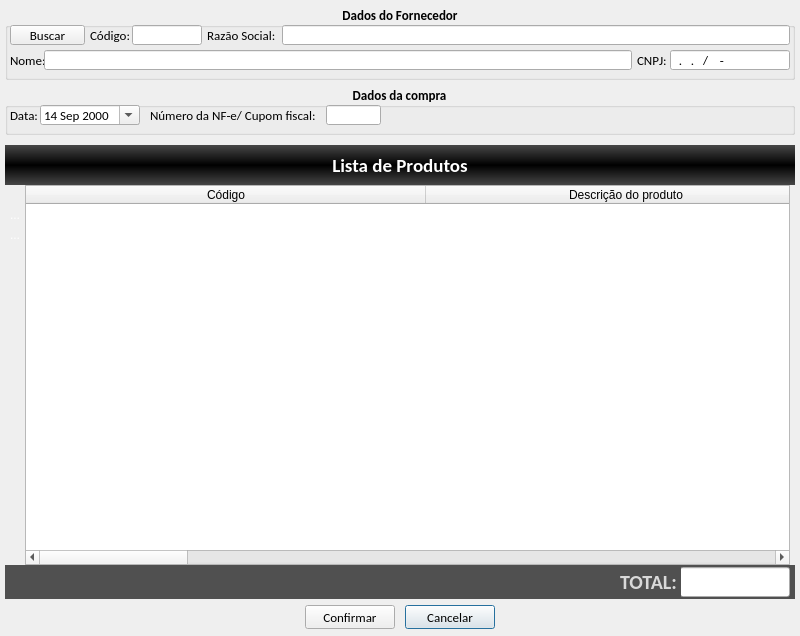
First picture: the form in loja/tela_comprar.ui, repository jmessias1725/sexloja, before the edit.
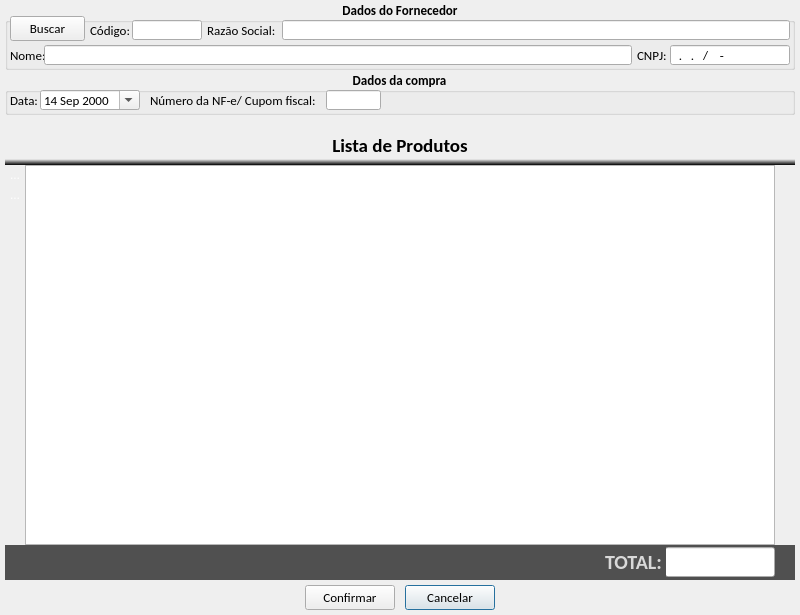
Second picture: the form after the edit. Icons and pictures are not drawn.

What changed in the file:
```diff
--- a/loja/tela_comprar.ui
+++ b/loja/tela_comprar.ui
@@ -7,7 +7,7 @@
     <x>0</x>
     <y>0</y>
     <width>800</width>
-    <height>636</height>
+    <height>615</height>
    </rect>
   </property>
   <property name="windowTitle">
@@ -20,9 +20,9 @@
    <property name="geometry">
     <rect>
      <x>5</x>
-     <y>85</y>
+     <y>70</y>
      <width>790</width>
-     <height>50</height>
+     <height>45</height>
     </rect>
    </property>
    <property name="font">
@@ -164,9 +164,9 @@
    <property name="geometry">
     <rect>
      <x>5</x>
-     <y>5</y>
+     <y>0</y>
      <width>790</width>
-     <height>75</height>
+     <height>70</height>
     </rect>
    </property>
    <property name="font">
@@ -431,9 +431,9 @@
     <property name="geometry">
      <rect>
       <x>5</x>
-      <y>20</y>
+      <y>16</y>
       <width>75</width>
-      <height>20</height>
+      <height>25</height>
      </rect>
     </property>
     <property name="font">
@@ -449,6 +449,12 @@
      <iconset resource="imagens.qrc">
       <normaloff>:/img/img/fornecedor.png</normaloff>:/img/img/fornecedor.png</iconset>
     </property>
+    <property name="iconSize">
+     <size>
+      <width>20</width>
+      <height>20</height>
+     </size>
+    </property>
     <property name="toolButtonStyle">
      <enum>Qt::ToolButtonTextBesideIcon</enum>
     </property>
@@ -458,54 +464,53 @@
    <property name="geometry">
     <rect>
      <x>25</x>
-     <y>185</y>
-     <width>765</width>
+     <y>165</y>
+     <width>750</width>
      <height>380</height>
     </rect>
    </property>
+   <property name="font">
+    <font>
+     <family>Calibri</family>
+     <pointsize>9</pointsize>
+    </font>
+   </property>
+   <property name="alternatingRowColors">
+    <bool>true</bool>
+   </property>
    <property name="rowCount">
     <number>0</number>
    </property>
    <property name="columnCount">
-    <number>5</number>
+    <number>0</number>
    </property>
    <attribute name="horizontalHeaderDefaultSectionSize">
-    <number>400</number>
+    <number>360</number>
+   </attribute>
+   <attribute name="horizontalHeaderHighlightSections">
+    <bool>true</bool>
+   </attribute>
+   <attribute name="horizontalHeaderMinimumSectionSize">
+    <number>95</number>
    </attribute>
    <attribute name="horizontalHeaderStretchLastSection">
     <bool>true</bool>
    </attribute>
-   <column>
-    <property name="text">
-     <string>Código</string>
-    </property>
-   </column>
-   <column>
-    <property name="text">
-     <string>Descrição do produto</string>
-    </property>
-   </column>
-   <column>
-    <property name="text">
-     <string>Quantidade</string>
-    </property>
-   </column>
-   <column>
-    <property name="text">
-     <string>Valor unitário</string>
-    </property>
-   </column>
-   <column>
-    <property name="text">
-     <string>Valor total</string>
-    </property>
-   </column>
+   <attribute name="verticalHeaderVisible">
+    <bool>false</bool>
+   </attribute>
+   <attribute name="verticalHeaderDefaultSectionSize">
+    <number>20</number>
+   </attribute>
+   <attribute name="verticalHeaderMinimumSectionSize">
+    <number>20</number>
+   </attribute>
   </widget>
   <widget class="QLabel" name="lb_lista_de_produtos">
    <property name="geometry">
     <rect>
      <x>5</x>
-     <y>145</y>
+     <y>125</y>
      <width>790</width>
      <height>40</height>
     </rect>
@@ -520,9 +525,10 @@
    </property>
    <property name="styleSheet">
     <string notr="true">QFrame{
-	background-color: qlineargradient(spread:pad, x1:0, y1:0, x2:0, y2:1, stop:0 rgba(71, 71, 71, 255), stop:0.505 rgba(0, 0, 0, 255), stop:1 rgba(71, 71, 71, 255));
+	
+	background-color: qlineargradient(spread:pad, x1:1, y1:1, x2:1, y2:0, stop:0 rgba(0, 0, 0, 255), stop:0.147727 rgba(255, 255, 255, 0));
 	border: none;
-	color:#FFFFFF
+	color:#000000
 }
 </string>
    </property>
@@ -537,21 +543,21 @@
    <property name="geometry">
     <rect>
      <x>405</x>
-     <y>605</y>
+     <y>585</y>
      <width>90</width>
-     <height>24</height>
+     <height>25</height>
     </rect>
    </property>
    <property name="minimumSize">
     <size>
      <width>0</width>
-     <height>24</height>
+     <height>25</height>
     </size>
    </property>
    <property name="maximumSize">
     <size>
      <width>90</width>
-     <height>24</height>
+     <height>25</height>
     </size>
    </property>
    <property name="font">
@@ -578,21 +584,21 @@
    <property name="geometry">
     <rect>
      <x>305</x>
-     <y>605</y>
+     <y>585</y>
      <width>90</width>
-     <height>24</height>
+     <height>25</height>
     </rect>
    </property>
    <property name="minimumSize">
     <size>
      <width>0</width>
-     <height>24</height>
+     <height>25</height>
     </size>
    </property>
    <property name="maximumSize">
     <size>
      <width>90</width>
-     <height>24</height>
+     <height>25</height>
     </size>
    </property>
    <property name="font">
@@ -619,9 +625,9 @@
    <property name="geometry">
     <rect>
      <x>5</x>
-     <y>565</y>
+     <y>545</y>
      <width>790</width>
-     <height>34</height>
+     <height>35</height>
     </rect>
    </property>
    <property name="styleSheet">
@@ -639,7 +645,7 @@
    <widget class="QLineEdit" name="le_total">
     <property name="geometry">
      <rect>
-      <x>675</x>
+      <x>660</x>
       <y>2</y>
       <width>110</width>
       <height>30</height>
@@ -663,7 +669,7 @@
    <widget class="QLabel" name="lb_total">
     <property name="geometry">
      <rect>
-      <x>615</x>
+      <x>600</x>
       <y>2</y>
       <width>61</width>
       <height>30</height>
@@ -689,7 +695,7 @@
    <property name="geometry">
     <rect>
      <x>5</x>
-     <y>185</y>
+     <y>165</y>
      <width>20</width>
      <height>380</height>
     </rect>
@@ -715,7 +721,7 @@
     <property name="geometry">
      <rect>
       <x>0</x>
-      <y>20</y>
+      <y>0</y>
       <width>20</width>
       <height>20</height>
      </rect>
@@ -741,7 +747,7 @@
     <property name="geometry">
      <rect>
       <x>0</x>
-      <y>40</y>
+      <y>20</y>
       <width>20</width>
       <height>20</height>
      </rect>
@@ -767,22 +773,19 @@
   <widget class="QFrame" name="frame_3">
    <property name="geometry">
     <rect>
-     <x>790</x>
-     <y>185</y>
-     <width>5</width>
+     <x>775</x>
+     <y>165</y>
+     <width>20</width>
      <height>380</height>
     </rect>
    </property>
    <property name="styleSheet">
     <string notr="true">QFrame{
 	background-color: qlineargradient(x1:0, y1:1, x0:1, y0:0,
-                                       stop:0.3 #505050, stop:0.6 rgba(71, 71, 71, 255));
+                                       stop:0.3 #505050, stop:0.6 #000000);
 	border: none;
 }
-
-QToolButton{
-	color:#FFFFFF
-}</string>
+</string>
    </property>
    <property name="frameShape">
     <enum>QFrame::StyledPanel</enum>
```
Left out of the diff: 5 changed lines with no effect on the pictures.
